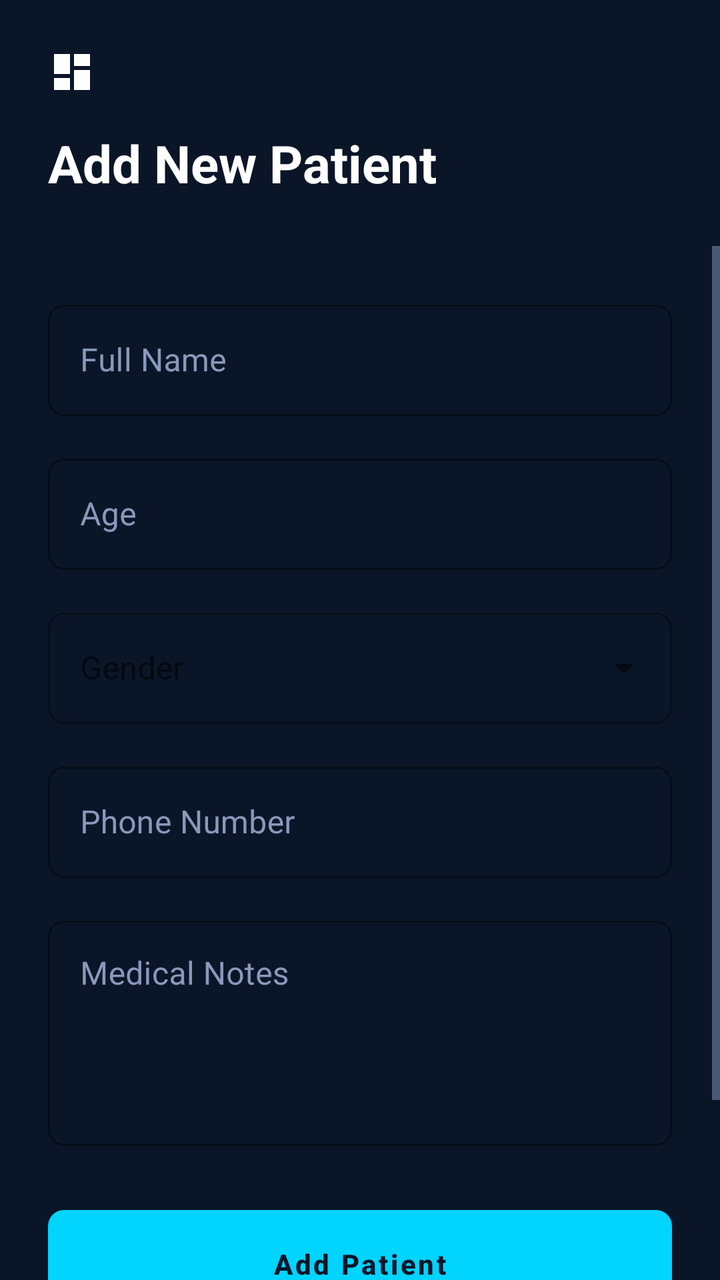
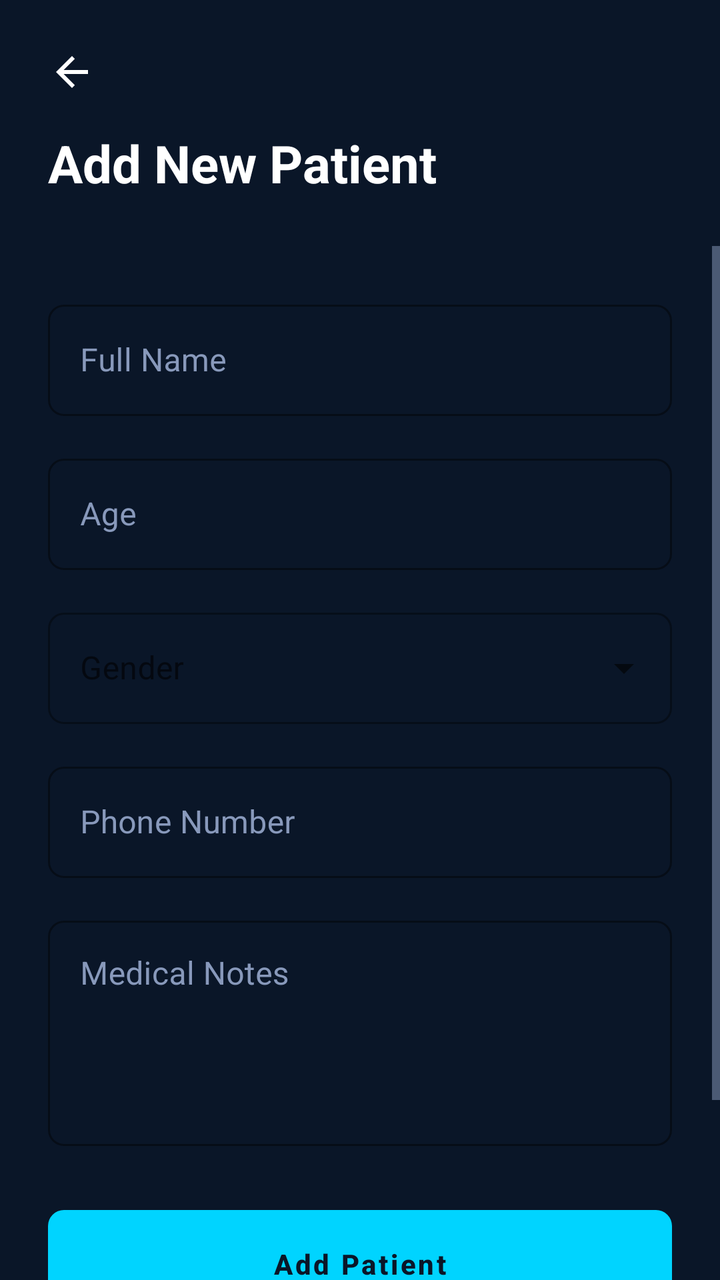

Compare the two renders of this Android layout. The source of the first and the diff that turns it into the second are given below.
<!-- AndroidManifest.xml: application theme Theme.ImplantIQ -->
<!-- res/layout/activity_add_patient.xml -->
<?xml version="1.0" encoding="utf-8"?>
<androidx.constraintlayout.widget.ConstraintLayout xmlns:android="http://schemas.android.com/apk/res/android"
    xmlns:app="http://schemas.android.com/apk/res-auto"
    android:layout_width="match_parent"
    android:layout_height="match_parent"
    android:background="@color/background">

    <RelativeLayout
        android:id="@+id/header"
        android:layout_width="match_parent"
        android:layout_height="wrap_content"
        android:padding="24dp"
        app:layout_constraintTop_toTopOf="parent">

        <ImageButton
            android:id="@+id/btn_back"
            android:layout_width="24dp"
            android:layout_height="24dp"
            android:background="?attr/selectableItemBackgroundBorderless"
            android:src="@drawable/ic_dashboard"
            app:tint="@color/white" />

        <TextView
            android:layout_width="wrap_content"
            android:layout_height="wrap_content"
            android:layout_below="@id/btn_back"
            android:layout_marginTop="16dp"
            android:text="Add New Patient"
            android:textColor="@color/white"
            android:textSize="26sp"
            android:textStyle="bold" />
    </RelativeLayout>

    <ScrollView
        android:layout_width="match_parent"
        android:layout_height="0dp"
        app:layout_constraintBottom_toBottomOf="parent"
        app:layout_constraintTop_toBottomOf="@id/header">

        <LinearLayout
            android:layout_width="match_parent"
            android:layout_height="wrap_content"
            android:orientation="vertical"
            android:padding="24dp">

            <com.google.android.material.textfield.TextInputLayout
                android:layout_width="match_parent"
                android:layout_height="wrap_content"
                android:hint="Full Name">
                <com.google.android.material.textfield.TextInputEditText
                    android:layout_width="match_parent"
                    android:layout_height="wrap_content"
                    android:inputType="textPersonName" />
            </com.google.android.material.textfield.TextInputLayout>

            <com.google.android.material.textfield.TextInputLayout
                android:layout_width="match_parent"
                android:layout_height="wrap_content"
                android:layout_marginTop="16dp"
                android:hint="Age">
                <com.google.android.material.textfield.TextInputEditText
                    android:layout_width="match_parent"
                    android:layout_height="wrap_content"
                    android:inputType="number" />
            </com.google.android.material.textfield.TextInputLayout>

            <com.google.android.material.textfield.TextInputLayout
                style="@style/Widget.MaterialComponents.TextInputLayout.OutlinedBox.ExposedDropdownMenu"
                android:layout_width="match_parent"
                android:layout_height="wrap_content"
                android:layout_marginTop="16dp"
                android:hint="Gender">
                <AutoCompleteTextView
                    android:layout_width="match_parent"
                    android:layout_height="wrap_content"
                    android:inputType="none" />
            </com.google.android.material.textfield.TextInputLayout>

            <com.google.android.material.textfield.TextInputLayout
                android:layout_width="match_parent"
                android:layout_height="wrap_content"
                android:layout_marginTop="16dp"
                android:hint="Phone Number">
                <com.google.android.material.textfield.TextInputEditText
                    android:layout_width="match_parent"
                    android:layout_height="wrap_content"
                    android:inputType="phone" />
            </com.google.android.material.textfield.TextInputLayout>

            <com.google.android.material.textfield.TextInputLayout
                android:layout_width="match_parent"
                android:layout_height="wrap_content"
                android:layout_marginTop="16dp"
                android:hint="Medical Notes">
                <com.google.android.material.textfield.TextInputEditText
                    android:layout_width="match_parent"
                    android:layout_height="wrap_content"
                    android:gravity="top"
                    android:inputType="textMultiLine"
                    android:lines="4" />
            </com.google.android.material.textfield.TextInputLayout>

            <com.google.android.material.button.MaterialButton
                android:id="@+id/btn_add"
                android:layout_width="match_parent"
                android:layout_height="54dp"
                android:layout_marginTop="32dp"
                android:text="Add Patient"
                android:textColor="@color/background"
                android:textStyle="bold" />

            <com.google.android.material.button.MaterialButton
                android:id="@+id/btn_cancel"
                style="@style/Widget.MaterialComponents.Button.OutlinedButton"
                android:layout_width="match_parent"
                android:layout_height="54dp"
                android:layout_marginTop="12dp"
                android:text="Cancel"
                android:textColor="@color/accent_cyan"
                app:strokeColor="@color/accent_cyan" />

        </LinearLayout>
    </ScrollView>

</androidx.constraintlayout.widget.ConstraintLayout>
<!-- resources referenced by this layout -->
<resources>
  <color name="accent_cyan">#00D4FF</color>
  <color name="background">#0A1628</color>
  <color name="white">#FFFFFFFF</color>
  <!-- drawable ic_dashboard (drawable) -->
  <vector xmlns:android="http://schemas.android.com/apk/res/android"
      android:width="24dp"
      android:height="24dp"
      android:viewportWidth="24"
      android:viewportHeight="24">
      <path
          android:fillColor="@android:color/white"
          android:pathData="M3,13h8V3H3V13z M3,21h8v-6H3V21z M13,21h8V11h-8V21z M13,3v6h8V3H13z" />
  </vector>
  <style name="Theme.ImplantIQ" parent="Theme.MaterialComponents.DayNight.NoActionBar">
          
          <item name="colorPrimary">@color/accent_cyan</item>
          <item name="colorPrimaryVariant">@color/accent_cyan</item>
          <item name="colorOnPrimary">@color/background</item>
          
          <item name="colorSecondary">@color/accent_cyan</item>
          <item name="colorSecondaryVariant">@color/accent_cyan</item>
          <item name="colorOnSecondary">@color/background</item>
          
          <item name="android:statusBarColor">@color/background</item>
          
          <item name="android:windowBackground">@color/background</item>
  
          <item name="android:textColorPrimary">@color/white</item>
          <item name="android:textColorSecondary">@color/secondary_text</item>
          <item name="android:textColorHint">@color/hint_text</item>
  
          <item name="materialButtonStyle">@style/Widget.ImplantIQ.Button</item>
          <item name="textInputStyle">@style/Widget.ImplantIQ.TextInputLayout</item>
          <item name="bottomNavigationStyle">@style/Widget.ImplantIQ.BottomNavigationView</item>
      </style>
  <color name="secondary_text">#8899BB</color>
  <color name="hint_text">#445577</color>
  <style name="Widget.ImplantIQ.Button" parent="Widget.MaterialComponents.Button">
          <item name="android:insetTop">0dp</item>
          <item name="android:insetBottom">0dp</item>
          <item name="cornerRadius">8dp</item>
          <item name="android:textColor">@color/background</item>
          <item name="backgroundTint">@color/accent_cyan</item>
          <item name="android:textAllCaps">false</item>
          <item name="android:textStyle">bold</item>
      </style>
  <style name="Widget.ImplantIQ.TextInputLayout" parent="Widget.MaterialComponents.TextInputLayout.OutlinedBox">
          <item name="boxStrokeColor">@color/accent_cyan</item>
          <item name="hintTextColor">@color/accent_cyan</item>
          <item name="android:textColorHint">@color/secondary_text</item>
          <item name="boxStrokeWidth">1dp</item>
          <item name="boxCornerRadiusTopStart">8dp</item>
          <item name="boxCornerRadiusTopEnd">8dp</item>
          <item name="boxCornerRadiusBottomStart">8dp</item>
          <item name="boxCornerRadiusBottomEnd">8dp</item>
          <item name="android:textColor">@color/white</item>
      </style>
  <style name="Widget.ImplantIQ.BottomNavigationView" parent="Widget.MaterialComponents.BottomNavigationView">
          <item name="backgroundTint">@color/surface</item>
          <item name="itemIconTint">@color/bottom_nav_color_selector</item>
          <item name="itemTextColor">@color/bottom_nav_color_selector</item>
      </style>
  <color name="surface">#0F2044</color>
</resources>

<!-- the commit's change to res/layout/activity_add_patient.xml (unified diff, before → after) -->
@@ -17,7 +17,7 @@
             android:layout_width="24dp"
             android:layout_height="24dp"
             android:background="?attr/selectableItemBackgroundBorderless"
-            android:src="@drawable/ic_dashboard"
+            android:src="@drawable/ic_back"
             app:tint="@color/white" />
 
         <TextView
@@ -48,6 +48,7 @@
                 android:layout_height="wrap_content"
                 android:hint="Full Name">
                 <com.google.android.material.textfield.TextInputEditText
+                    android:id="@+id/et_patient_name"
                     android:layout_width="match_parent"
                     android:layout_height="wrap_content"
                     android:inputType="textPersonName" />
@@ -59,6 +60,7 @@
                 android:layout_marginTop="16dp"
                 android:hint="Age">
                 <com.google.android.material.textfield.TextInputEditText
+                    android:id="@+id/et_age"
                     android:layout_width="match_parent"
                     android:layout_height="wrap_content"
                     android:inputType="number" />
@@ -71,6 +73,7 @@
                 android:layout_marginTop="16dp"
                 android:hint="Gender">
                 <AutoCompleteTextView
+                    android:id="@+id/sp_gender"
                     android:layout_width="match_parent"
                     android:layout_height="wrap_content"
                     android:inputType="none" />
@@ -82,6 +85,7 @@
                 android:layout_marginTop="16dp"
                 android:hint="Phone Number">
                 <com.google.android.material.textfield.TextInputEditText
+                    android:id="@+id/et_phone"
                     android:layout_width="match_parent"
                     android:layout_height="wrap_content"
                     android:inputType="phone" />
@@ -93,6 +97,7 @@
                 android:layout_marginTop="16dp"
                 android:hint="Medical Notes">
                 <com.google.android.material.textfield.TextInputEditText
+                    android:id="@+id/et_medical_history"
                     android:layout_width="match_parent"
                     android:layout_height="wrap_content"
                     android:gravity="top"
<!-- resource entries referenced after the edit -->
@@ -3,15 +3,16 @@
   <color name="accent_cyan">#00D4FF</color>
   <color name="background">#0A1628</color>
   <color name="white">#FFFFFFFF</color>
-  <!-- drawable ic_dashboard (drawable) -->
+  <!-- drawable ic_back (drawable) -->
   <vector xmlns:android="http://schemas.android.com/apk/res/android"
       android:width="24dp"
       android:height="24dp"
       android:viewportWidth="24"
-      android:viewportHeight="24">
-      <path
-          android:fillColor="@android:color/white"
-          android:pathData="M3,13h8V3H3V13z M3,21h8v-6H3V21z M13,21h8V11h-8V21z M13,3v6h8V3H13z" />
+      android:viewportHeight="24"
+      android:tint="#FFFFFF">
+    <path
+        android:fillColor="@android:color/white"
+        android:pathData="M20,11H7.83l5.59,-5.59L12,4l-8,8 8,8 1.41,-1.41L7.83,13H20v-2z"/>
   </vector>
   <style name="Theme.ImplantIQ" parent="Theme.MaterialComponents.DayNight.NoActionBar">
           
